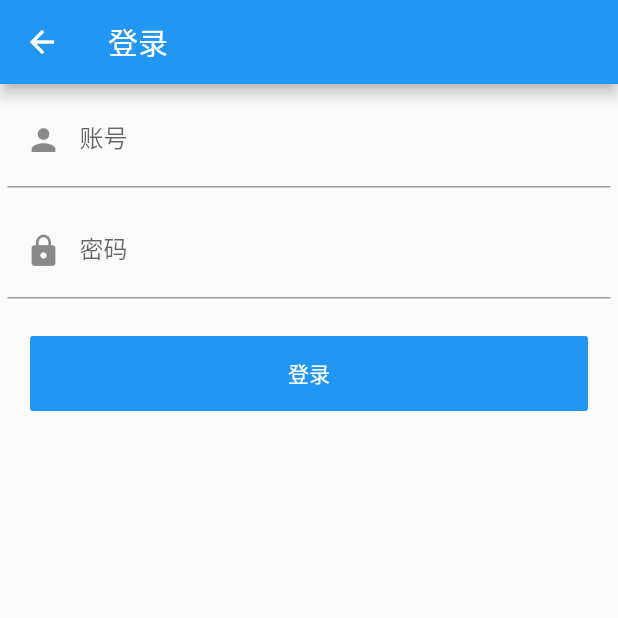
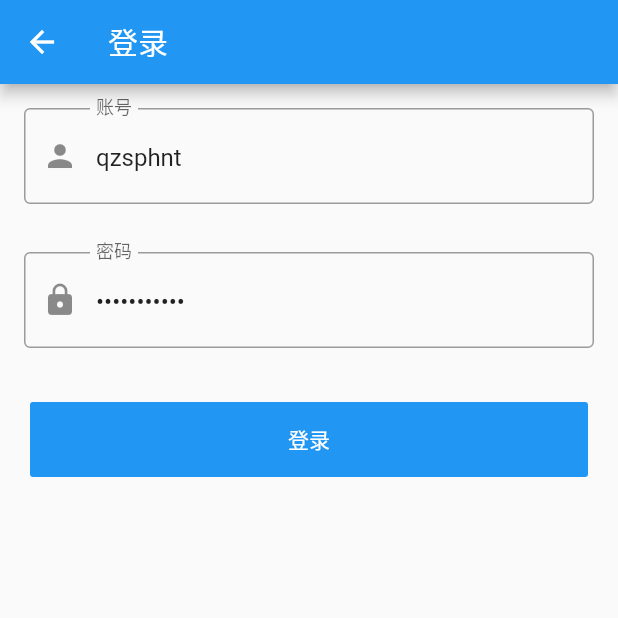
Before and after one commit to zhuozhao/flutter_trip, a Flutter app: the UserLogin screen opened directly, after a tap on "登录", on a phone screen of 412 x 824 dp, the top half of it. Run offline on Flutter 3.47's test engine with Material 2 defaults, Android fonts, the phone set to English and light mode, and no system bars; our stand-ins replace dio, flutter_map, flutter_swiper, latlong; missing offline and left inert: amap_base; network calls fail.

Commit message:
添加 输入登录验证

```diff
--- a/lib/pages/user_login.dart
+++ b/lib/pages/user_login.dart
@@ -11,10 +11,28 @@ class UserLogin extends StatefulWidget{
 
 class _UserLoginState extends State<UserLogin>{
 
-
+  String account,password;
   TextEditingController accountController = TextEditingController();
   TextEditingController pwdController = TextEditingController();
+  final loginFormKey = GlobalKey<FormState>();
 
+
+
+  String vldAccount(value){
+
+    if(value.isEmpty){
+      return '请输入账号';
+    }
+    return null;
+  }
+  @override
+  void initState() {
+    // TODO: implement initState
+    //初始化账号密码
+    accountController.text='qzsphnt';
+    pwdController.text ='qzsphnt2011';
+    super.initState();
+  }
 
   @override
   Widget build(BuildContext context) {
@@ -22,14 +40,19 @@ class _UserLoginState extends State<UserLogin>{
 
     _buildEditWidget(){
       return Container(
-        margin: EdgeInsets.all(5),
-        child: TextField(
+        margin: EdgeInsets.all(16),
+        child: TextFormField(
+          onSaved: (value){
+            account = value;
+          },
+          validator: vldAccount,
           controller: accountController,
           obscureText: false,
           decoration: InputDecoration(
               labelText: '账号',
               hintText: "请输入账号",
-              prefixIcon: Icon(Icons.person)
+              prefixIcon: Icon(Icons.person),
+              border: OutlineInputBorder()
           ),
 
         ),
@@ -38,14 +61,21 @@ class _UserLoginState extends State<UserLogin>{
 
     _buildPwdEditWidget(){
       return Container(
-        margin: EdgeInsets.all(5),
-        child: TextField(
+        margin: EdgeInsets.all(16),
+        child: TextFormField(
+//          onSubmitted: (value){
+//            debugPrint('submit:$value');
+//          },
+          onSaved: (value){
+            password =value;
+          },
           controller: pwdController,
           obscureText: true,
           decoration: InputDecoration(
               labelText: '密码',
               hintText: "请输入密码",
-              prefixIcon: Icon(Icons.lock)
+              prefixIcon: Icon(Icons.lock),
+              border: OutlineInputBorder()
           ),
 
         ),
@@ -56,8 +86,15 @@ class _UserLoginState extends State<UserLogin>{
       appBar: AppBar(title: Text('登录'),centerTitle: false,),
       body: ListView(
         children: <Widget>[
-          _buildEditWidget(),
-          _buildPwdEditWidget(),
+          Form(
+            key: loginFormKey,
+            child: Column(
+              children: <Widget>[
+                _buildEditWidget(),
+                _buildPwdEditWidget(),
+              ],
+            ),
+          ),
           //登录按钮
           Container(
             margin: EdgeInsets.all(20),
@@ -77,10 +114,19 @@ class _UserLoginState extends State<UserLogin>{
     );
   }
 
+  @override
+  void dispose() {
+    // TODO: implement dispose
+    accountController.dispose();
+    pwdController.dispose();
+    super.dispose();
+  }
 
   void _login(){
 
-    print({'account': accountController.text, 'password': pwdController.text});
+    loginFormKey.currentState.save();
+    loginFormKey.currentState.validate();
+    debugPrint('account: $account password: $password');
 
    //getHttp();
   }
```
